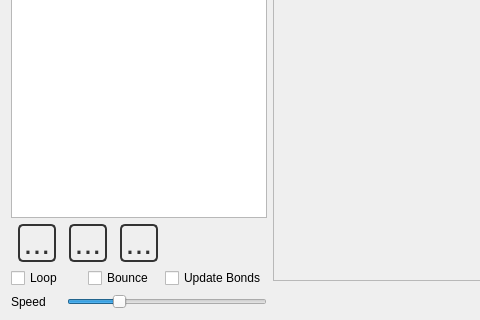
Before: the Qt Designer form src/Configurator/GeometryListConfigurator.ui in stone-Glitch/IQmol-for-Chinese, drawn with Qt 5; both pictures show x 0 to 480 and y 121 to 441 of the 862 by 441 pixel window.
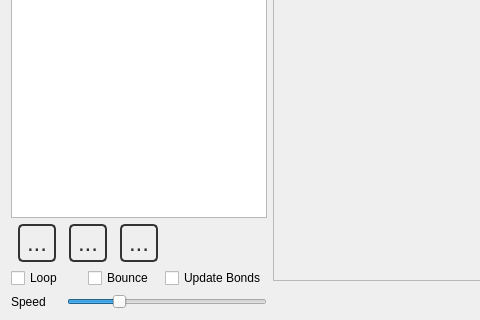
After: the same form once the commit is applied. Icons and pictures are not drawn.

```diff
--- a/src/Configurator/GeometryListConfigurator.ui
+++ b/src/Configurator/GeometryListConfigurator.ui
@@ -31,7 +31,7 @@
    border-style: solid;
    border-radius: 5;
    padding: 0px;
-   font-size: 24pt;
+   font-size: 24px;
    min-width: 34px;
    max-width: 34px;
    min-height: 34px;
```
Left out of the diff: 4 changed lines with no effect on the pictures.
